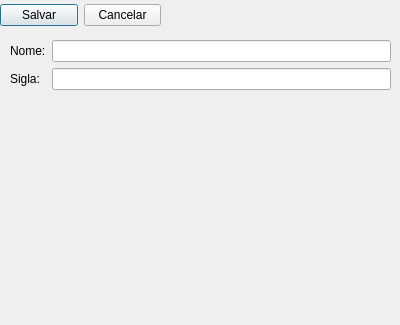
teiGustavo/eventos-pyside, file UIs/Estado/CadastroEstadoDialog.ui: the form before one commit.
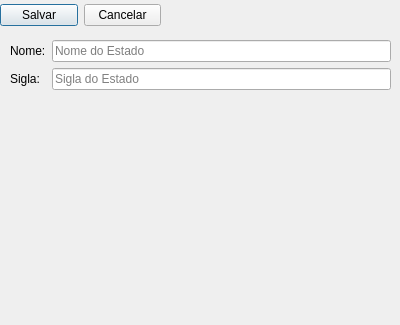
The form after the commit.

The edit to the form file:
```diff
--- a/UIs/Estado/CadastroEstadoDialog.ui
+++ b/UIs/Estado/CadastroEstadoDialog.ui
@@ -57,12 +57,16 @@
      </widget>
     </item>
     <item row="1" column="1">
-     <widget class="QLineEdit" name="lineEditSigla"/>
+     <widget class="QLineEdit" name="lineEditSigla">
+      <property name="placeholderText">
+       <string>Sigla do Estado</string>
+      </property>
+     </widget>
     </item>
     <item row="0" column="1">
      <widget class="QLineEdit" name="lineEditNome">
       <property name="placeholderText">
-       <string/>
+       <string>Nome do Estado</string>
       </property>
      </widget>
     </item>
```
